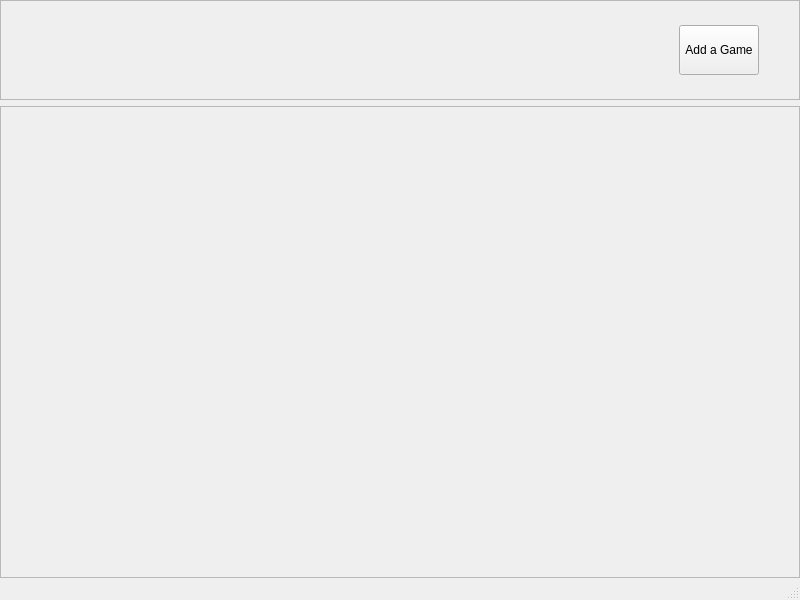
Dotzin/DotLauncher_, file dotLauncher.ui: the form before one commit.
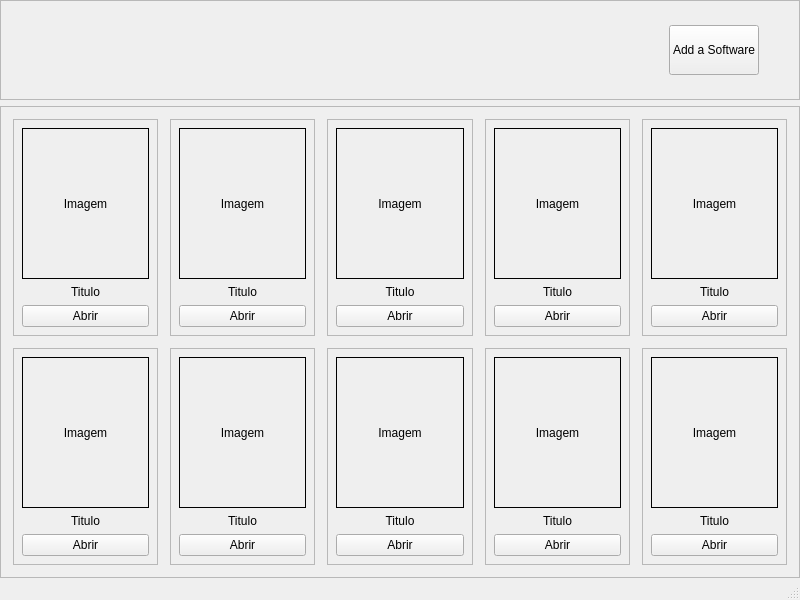
The form after the commit.

Commit message: feat: Ui Placeholders, relabelled "add game"  button to "add software"

```diff
--- a/dotLauncher.ui
+++ b/dotLauncher.ui
@@ -94,7 +94,7 @@
           </size>
          </property>
          <property name="text">
-          <string>Add a Game</string>
+          <string>Add a Software</string>
          </property>
         </widget>
        </item>
@@ -119,12 +119,1005 @@
     </item>
     <item>
      <widget class="QFrame" name="frame_2">
+      <property name="sizePolicy">
+       <sizepolicy hsizetype="Preferred" vsizetype="Expanding">
+        <horstretch>0</horstretch>
+        <verstretch>0</verstretch>
+       </sizepolicy>
+      </property>
       <property name="frameShape">
        <enum>QFrame::Shape::StyledPanel</enum>
       </property>
       <property name="frameShadow">
        <enum>QFrame::Shadow::Raised</enum>
       </property>
+      <layout class="QVBoxLayout" name="verticalLayout_2">
+       <property name="leftMargin">
+        <number>0</number>
+       </property>
+       <property name="topMargin">
+        <number>0</number>
+       </property>
+       <property name="rightMargin">
+        <number>0</number>
+       </property>
+       <property name="bottomMargin">
+        <number>0</number>
+       </property>
+       <item>
+        <widget class="QScrollArea" name="scrollArea">
+         <property name="frameShape">
+          <enum>QFrame::Shape::NoFrame</enum>
+         </property>
+         <property name="widgetResizable">
+          <bool>true</bool>
+         </property>
+         <property name="horizontalScrollBarPolicy">
+          <enum>Qt::ScrollBarPolicy::ScrollBarAlwaysOff</enum>
+         </property>
+         <property name="verticalScrollBarPolicy">
+          <enum>Qt::ScrollBarPolicy::ScrollBarAsNeeded</enum>
+         </property>
+         <widget class="QWidget" name="scrollAreaWidgetContents">
+          <property name="geometry">
+           <rect>
+            <x>0</x>
+            <y>0</y>
+            <width>772</width>
+            <height>436</height>
+           </rect>
+          </property>
+          <layout class="QGridLayout" name="gridLayout" rowstretch="1,1" columnstretch="1,1,1,1,1">
+           <property name="leftMargin">
+            <number>12</number>
+           </property>
+           <property name="topMargin">
+            <number>12</number>
+           </property>
+           <property name="rightMargin">
+            <number>12</number>
+           </property>
+           <property name="bottomMargin">
+            <number>12</number>
+           </property>
+           <property name="spacing">
+            <number>12</number>
+           </property>
+           <item row="0" column="0">
+            <widget class="QFrame" name="placeholderFrame_1">
+             <property name="sizePolicy">
+              <sizepolicy hsizetype="Expanding" vsizetype="Expanding">
+               <horstretch>0</horstretch>
+               <verstretch>0</verstretch>
+              </sizepolicy>
+             </property>
+             <property name="minimumSize">
+              <size>
+               <width>140</width>
+               <height>200</height>
+              </size>
+             </property>
+             <property name="frameShape">
+              <enum>QFrame::Shape::StyledPanel</enum>
+             </property>
+             <property name="frameShadow">
+              <enum>QFrame::Shadow::Raised</enum>
+             </property>
+             <layout class="QVBoxLayout" name="placeholderLayout_1">
+              <property name="spacing">
+               <number>6</number>
+              </property>
+              <property name="leftMargin">
+               <number>8</number>
+              </property>
+              <property name="topMargin">
+               <number>8</number>
+              </property>
+              <property name="rightMargin">
+               <number>8</number>
+              </property>
+              <property name="bottomMargin">
+               <number>8</number>
+              </property>
+              <item>
+               <widget class="QLabel" name="placeholderImage_1">
+
+                <property name="sizePolicy">
+
+                 <sizepolicy hsizetype="Expanding" vsizetype="Expanding">
+
+                  <horstretch>0</horstretch>
+
+                  <verstretch>0</verstretch>
+
+                 </sizepolicy>
+
+                </property>
+
+                <property name="scaledContents">
+
+                 <bool>true</bool>
+
+                </property>
+                <property name="minimumSize">
+                <size>
+                <width>120</width>
+                <height>120</height>
+                </size>
+                </property>
+                <property name="frameShape">
+                <enum>QFrame::Shape::Box</enum>
+                </property>
+                <property name="text">
+                <string>Imagem</string>
+                </property>
+                <property name="alignment">
+                <set>Qt::AlignmentFlag::AlignCenter</set>
+                </property>
+               </widget>
+              </item>
+              <item>
+               <widget class="QLabel" name="placeholderTitle_1">
+                <property name="text">
+                <string>Titulo</string>
+                </property>
+                <property name="alignment">
+                <set>Qt::AlignmentFlag::AlignCenter</set>
+                </property>
+               </widget>
+              </item>
+              <item>
+               <widget class="QPushButton" name="placeholderOpenButton_1">
+                <property name="text">
+                <string>Abrir</string>
+                </property>
+               </widget>
+              </item>
+             </layout>
+            </widget>
+           </item>
+           <item row="0" column="1">
+            <widget class="QFrame" name="placeholderFrame_2">
+             <property name="sizePolicy">
+              <sizepolicy hsizetype="Expanding" vsizetype="Expanding">
+               <horstretch>0</horstretch>
+               <verstretch>0</verstretch>
+              </sizepolicy>
+             </property>
+             <property name="minimumSize">
+              <size>
+               <width>140</width>
+               <height>200</height>
+              </size>
+             </property>
+             <property name="frameShape">
+              <enum>QFrame::Shape::StyledPanel</enum>
+             </property>
+             <property name="frameShadow">
+              <enum>QFrame::Shadow::Raised</enum>
+             </property>
+             <layout class="QVBoxLayout" name="placeholderLayout_2">
+              <property name="spacing">
+               <number>6</number>
+              </property>
+              <property name="leftMargin">
+               <number>8</number>
+              </property>
+              <property name="topMargin">
+               <number>8</number>
+              </property>
+              <property name="rightMargin">
+               <number>8</number>
+              </property>
+              <property name="bottomMargin">
+               <number>8</number>
+              </property>
+              <item>
+               <widget class="QLabel" name="placeholderImage_2">
+
+                <property name="sizePolicy">
+
+                 <sizepolicy hsizetype="Expanding" vsizetype="Expanding">
+
+                  <horstretch>0</horstretch>
+
+                  <verstretch>0</verstretch>
+
+                 </sizepolicy>
+
+                </property>
+
+                <property name="scaledContents">
+
+                 <bool>true</bool>
+
+                </property>
+                <property name="minimumSize">
+                <size>
+                <width>120</width>
+                <height>120</height>
+                </size>
+                </property>
+                <property name="frameShape">
+                <enum>QFrame::Shape::Box</enum>
+                </property>
+                <property name="text">
+                <string>Imagem</string>
+                </property>
+                <property name="alignment">
+                <set>Qt::AlignmentFlag::AlignCenter</set>
+                </property>
+               </widget>
+              </item>
+              <item>
+               <widget class="QLabel" name="placeholderTitle_2">
+                <property name="text">
+                <string>Titulo</string>
+                </property>
+                <property name="alignment">
+                <set>Qt::AlignmentFlag::AlignCenter</set>
+                </property>
+               </widget>
+              </item>
+              <item>
+               <widget class="QPushButton" name="placeholderOpenButton_2">
+                <property name="text">
+                <string>Abrir</string>
+                </property>
+               </widget>
+              </item>
+             </layout>
+            </widget>
+           </item>
+           <item row="0" column="2">
+            <widget class="QFrame" name="placeholderFrame_3">
+             <property name="sizePolicy">
+              <sizepolicy hsizetype="Expanding" vsizetype="Expanding">
+               <horstretch>0</horstretch>
+               <verstretch>0</verstretch>
+              </sizepolicy>
+             </property>
+             <property name="minimumSize">
+              <size>
+               <width>140</width>
+               <height>200</height>
+              </size>
+             </property>
+             <property name="frameShape">
+              <enum>QFrame::Shape::StyledPanel</enum>
+             </property>
+             <property name="frameShadow">
+              <enum>QFrame::Shadow::Raised</enum>
+             </property>
+             <layout class="QVBoxLayout" name="placeholderLayout_3">
+              <property name="spacing">
+               <number>6</number>
+              </property>
+              <property name="leftMargin">
+               <number>8</number>
+              </property>
+              <property name="topMargin">
+               <number>8</number>
+              </property>
+              <property name="rightMargin">
+               <number>8</number>
+              </property>
+              <property name="bottomMargin">
+               <number>8</number>
+              </property>
+              <item>
+               <widget class="QLabel" name="placeholderImage_3">
+
+                <property name="sizePolicy">
+
+                 <sizepolicy hsizetype="Expanding" vsizetype="Expanding">
+
+                  <horstretch>0</horstretch>
+
+                  <verstretch>0</verstretch>
+
+                 </sizepolicy>
+
+                </property>
+
+                <property name="scaledContents">
+
+                 <bool>true</bool>
+
+                </property>
+                <property name="minimumSize">
+                <size>
+                <width>120</width>
+                <height>120</height>
+                </size>
+                </property>
+                <property name="frameShape">
+                <enum>QFrame::Shape::Box</enum>
+                </property>
+                <property name="text">
+                <string>Imagem</string>
+                </property>
+                <property name="alignment">
+                <set>Qt::AlignmentFlag::AlignCenter</set>
+                </property>
+               </widget>
+              </item>
+              <item>
+               <widget class="QLabel" name="placeholderTitle_3">
+                <property name="text">
+                <string>Titulo</string>
+                </property>
+                <property name="alignment">
+                <set>Qt::AlignmentFlag::AlignCenter</set>
+                </property>
+               </widget>
+              </item>
+              <item>
+               <widget class="QPushButton" name="placeholderOpenButton_3">
+                <property name="text">
+                <string>Abrir</string>
+                </property>
+               </widget>
+              </item>
+             </layout>
+            </widget>
+           </item>
+           <item row="0" column="3">
+            <widget class="QFrame" name="placeholderFrame_4">
+             <property name="sizePolicy">
+              <sizepolicy hsizetype="Expanding" vsizetype="Expanding">
+               <horstretch>0</horstretch>
+               <verstretch>0</verstretch>
+              </sizepolicy>
+             </property>
+             <property name="minimumSize">
+              <size>
+               <width>140</width>
+               <height>200</height>
+              </size>
+             </property>
+             <property name="frameShape">
+              <enum>QFrame::Shape::StyledPanel</enum>
+             </property>
+             <property name="frameShadow">
+              <enum>QFrame::Shadow::Raised</enum>
+             </property>
+             <layout class="QVBoxLayout" name="placeholderLayout_4">
+              <property name="spacing">
+               <number>6</number>
+              </property>
+              <property name="leftMargin">
+               <number>8</number>
+              </property>
+              <property name="topMargin">
+               <number>8</number>
+              </property>
+              <property name="rightMargin">
+               <number>8</number>
+              </property>
+              <property name="bottomMargin">
+               <number>8</number>
+              </property>
+              <item>
+               <widget class="QLabel" name="placeholderImage_4">
+
+                <property name="sizePolicy">
+
+                 <sizepolicy hsizetype="Expanding" vsizetype="Expanding">
+
+                  <horstretch>0</horstretch>
+
+                  <verstretch>0</verstretch>
+
+                 </sizepolicy>
+
+                </property>
+
+                <property name="scaledContents">
+
+                 <bool>true</bool>
+
+                </property>
+                <property name="minimumSize">
+                <size>
+                <width>120</width>
+                <height>120</height>
+                </size>
+                </property>
+                <property name="frameShape">
+                <enum>QFrame::Shape::Box</enum>
+                </property>
+                <property name="text">
+                <string>Imagem</string>
+                </property>
+                <property name="alignment">
+                <set>Qt::AlignmentFlag::AlignCenter</set>
+                </property>
+               </widget>
+              </item>
+              <item>
+               <widget class="QLabel" name="placeholderTitle_4">
+                <property name="text">
+                <string>Titulo</string>
+                </property>
+                <property name="alignment">
+                <set>Qt::AlignmentFlag::AlignCenter</set>
+                </property>
+               </widget>
+              </item>
+              <item>
+               <widget class="QPushButton" name="placeholderOpenButton_4">
+                <property name="text">
+                <string>Abrir</string>
+                </property>
+               </widget>
+              </item>
+             </layout>
+            </widget>
+           </item>
+           <item row="0" column="4">
+            <widget class="QFrame" name="placeholderFrame_5">
+             <property name="sizePolicy">
+              <sizepolicy hsizetype="Expanding" vsizetype="Expanding">
+               <horstretch>0</horstretch>
+               <verstretch>0</verstretch>
+              </sizepolicy>
+             </property>
+             <property name="minimumSize">
+              <size>
+               <width>140</width>
+               <height>200</height>
+              </size>
+             </property>
+             <property name="frameShape">
+              <enum>QFrame::Shape::StyledPanel</enum>
+             </property>
+             <property name="frameShadow">
+              <enum>QFrame::Shadow::Raised</enum>
+             </property>
+             <layout class="QVBoxLayout" name="placeholderLayout_5">
+              <property name="spacing">
+               <number>6</number>
+              </property>
+              <property name="leftMargin">
+               <number>8</number>
+              </property>
+              <property name="topMargin">
+               <number>8</number>
+              </property>
+              <property name="rightMargin">
+               <number>8</number>
+              </property>
+              <property name="bottomMargin">
+               <number>8</number>
+              </property>
+              <item>
+               <widget class="QLabel" name="placeholderImage_5">
+
+                <property name="sizePolicy">
+
+                 <sizepolicy hsizetype="Expanding" vsizetype="Expanding">
+
+                  <horstretch>0</horstretch>
+
+                  <verstretch>0</verstretch>
+
+                 </sizepolicy>
+
+                </property>
+
+                <property name="scaledContents">
+
+                 <bool>true</bool>
+
+                </property>
+                <property name="minimumSize">
+                <size>
+                <width>120</width>
+                <height>120</height>
+                </size>
+                </property>
+                <property name="frameShape">
+                <enum>QFrame::Shape::Box</enum>
+                </property>
+                <property name="text">
+                <string>Imagem</string>
+                </property>
+                <property name="alignment">
+                <set>Qt::AlignmentFlag::AlignCenter</set>
+                </property>
+               </widget>
+              </item>
+              <item>
+               <widget class="QLabel" name="placeholderTitle_5">
+                <property name="text">
+                <string>Titulo</string>
+                </property>
+                <property name="alignment">
+                <set>Qt::AlignmentFlag::AlignCenter</set>
+                </property>
+               </widget>
+              </item>
+              <item>
+               <widget class="QPushButton" name="placeholderOpenButton_5">
+                <property name="text">
+                <string>Abrir</string>
+                </property>
+               </widget>
+              </item>
+             </layout>
+            </widget>
+           </item>
+           <item row="1" column="0">
+            <widget class="QFrame" name="placeholderFrame_6">
+             <property name="sizePolicy">
+              <sizepolicy hsizetype="Expanding" vsizetype="Expanding">
+               <horstretch>0</horstretch>
+               <verstretch>0</verstretch>
+              </sizepolicy>
+             </property>
+             <property name="minimumSize">
+              <size>
+               <width>140</width>
+               <height>200</height>
+              </size>
+             </property>
+             <property name="frameShape">
+              <enum>QFrame::Shape::StyledPanel</enum>
+             </property>
+             <property name="frameShadow">
+              <enum>QFrame::Shadow::Raised</enum>
+             </property>
+             <layout class="QVBoxLayout" name="placeholderLayout_6">
+              <property name="spacing">
+               <number>6</number>
+              </property>
+              <property name="leftMargin">
+               <number>8</number>
+              </property>
+              <property name="topMargin">
+               <number>8</number>
+              </property>
+              <property name="rightMargin">
+               <number>8</number>
+              </property>
+              <property name="bottomMargin">
+               <number>8</number>
+              </property>
+              <item>
+               <widget class="QLabel" name="placeholderImage_6">
+
+                <property name="sizePolicy">
+
+                 <sizepolicy hsizetype="Expanding" vsizetype="Expanding">
+
+                  <horstretch>0</horstretch>
+
+                  <verstretch>0</verstretch>
+
+                 </sizepolicy>
+
+                </property>
+
+                <property name="scaledContents">
+
+                 <bool>true</bool>
+
+                </property>
+                <property name="minimumSize">
+                <size>
+                <width>120</width>
+                <height>120</height>
+                </size>
+                </property>
+                <property name="frameShape">
+                <enum>QFrame::Shape::Box</enum>
+                </property>
+                <property name="text">
+                <string>Imagem</string>
+                </property>
+                <property name="alignment">
+                <set>Qt::AlignmentFlag::AlignCenter</set>
+                </property>
+               </widget>
+              </item>
+              <item>
+               <widget class="QLabel" name="placeholderTitle_6">
+                <property name="text">
+                <string>Titulo</string>
+                </property>
+                <property name="alignment">
+                <set>Qt::AlignmentFlag::AlignCenter</set>
+                </property>
+               </widget>
+              </item>
+              <item>
+               <widget class="QPushButton" name="placeholderOpenButton_6">
+                <property name="text">
+                <string>Abrir</string>
+                </property>
+               </widget>
+              </item>
+             </layout>
+            </widget>
+           </item>
+           <item row="1" column="1">
+            <widget class="QFrame" name="placeholderFrame_7">
+             <property name="sizePolicy">
+              <sizepolicy hsizetype="Expanding" vsizetype="Expanding">
+               <horstretch>0</horstretch>
+               <verstretch>0</verstretch>
+              </sizepolicy>
+             </property>
+             <property name="minimumSize">
+              <size>
+               <width>140</width>
+               <height>200</height>
+              </size>
+             </property>
+             <property name="frameShape">
+              <enum>QFrame::Shape::StyledPanel</enum>
+             </property>
+             <property name="frameShadow">
+              <enum>QFrame::Shadow::Raised</enum>
+             </property>
+             <layout class="QVBoxLayout" name="placeholderLayout_7">
+              <property name="spacing">
+               <number>6</number>
+              </property>
+              <property name="leftMargin">
+               <number>8</number>
+              </property>
+              <property name="topMargin">
+               <number>8</number>
+              </property>
+              <property name="rightMargin">
+               <number>8</number>
+              </property>
+              <property name="bottomMargin">
+               <number>8</number>
+              </property>
+              <item>
+               <widget class="QLabel" name="placeholderImage_7">
+
+                <property name="sizePolicy">
+
+                 <sizepolicy hsizetype="Expanding" vsizetype="Expanding">
+
+                  <horstretch>0</horstretch>
+
+                  <verstretch>0</verstretch>
+
+                 </sizepolicy>
+
+                </property>
+
+                <property name="scaledContents">
+
+                 <bool>true</bool>
+
+                </property>
+                <property name="minimumSize">
+                <size>
+                <width>120</width>
+                <height>120</height>
+                </size>
+                </property>
+                <property name="frameShape">
+                <enum>QFrame::Shape::Box</enum>
+                </property>
+                <property name="text">
+                <string>Imagem</string>
+                </property>
+                <property name="alignment">
+                <set>Qt::AlignmentFlag::AlignCenter</set>
+                </property>
+               </widget>
+              </item>
+              <item>
+               <widget class="QLabel" name="placeholderTitle_7">
+                <property name="text">
+                <string>Titulo</string>
+                </property>
+                <property name="alignment">
+                <set>Qt::AlignmentFlag::AlignCenter</set>
+                </property>
+               </widget>
+              </item>
+              <item>
+               <widget class="QPushButton" name="placeholderOpenButton_7">
+                <property name="text">
+                <string>Abrir</string>
+                </property>
+               </widget>
+              </item>
+             </layout>
+            </widget>
+           </item>
+           <item row="1" column="2">
+            <widget class="QFrame" name="placeholderFrame_8">
+             <property name="sizePolicy">
+              <sizepolicy hsizetype="Expanding" vsizetype="Expanding">
+               <horstretch>0</horstretch>
+               <verstretch>0</verstretch>
+              </sizepolicy>
+             </property>
+             <property name="minimumSize">
+              <size>
+               <width>140</width>
+               <height>200</height>
+              </size>
+             </property>
+             <property name="frameShape">
+              <enum>QFrame::Shape::StyledPanel</enum>
+             </property>
+             <property name="frameShadow">
+              <enum>QFrame::Shadow::Raised</enum>
+             </property>
+             <layout class="QVBoxLayout" name="placeholderLayout_8">
+              <property name="spacing">
+               <number>6</number>
+              </property>
+              <property name="leftMargin">
+               <number>8</number>
+              </property>
+              <property name="topMargin">
+               <number>8</number>
+              </property>
+              <property name="rightMargin">
+               <number>8</number>
+              </property>
+              <property name="bottomMargin">
+               <number>8</number>
+              </property>
+              <item>
+               <widget class="QLabel" name="placeholderImage_8">
+
+                <property name="sizePolicy">
+
+                 <sizepolicy hsizetype="Expanding" vsizetype="Expanding">
+
+                  <horstretch>0</horstretch>
+
+                  <verstretch>0</verstretch>
+
+                 </sizepolicy>
+
+                </property>
+
+                <property name="scaledContents">
+
+                 <bool>true</bool>
+
+                </property>
+                <property name="minimumSize">
+                <size>
+                <width>120</width>
+                <height>120</height>
+                </size>
+                </property>
+                <property name="frameShape">
+                <enum>QFrame::Shape::Box</enum>
+                </property>
+                <property name="text">
+                <string>Imagem</string>
+                </property>
+                <property name="alignment">
+                <set>Qt::AlignmentFlag::AlignCenter</set>
+                </property>
+               </widget>
+              </item>
+              <item>
+               <widget class="QLabel" name="placeholderTitle_8">
+                <property name="text">
+                <string>Titulo</string>
+                </property>
+                <property name="alignment">
+                <set>Qt::AlignmentFlag::AlignCenter</set>
+                </property>
+               </widget>
+              </item>
+              <item>
+               <widget class="QPushButton" name="placeholderOpenButton_8">
+                <property name="text">
+                <string>Abrir</string>
+                </property>
+               </widget>
+              </item>
+             </layout>
+            </widget>
+           </item>
+           <item row="1" column="3">
+            <widget class="QFrame" name="placeholderFrame_9">
+             <property name="sizePolicy">
+              <sizepolicy hsizetype="Expanding" vsizetype="Expanding">
+               <horstretch>0</horstretch>
+               <verstretch>0</verstretch>
+              </sizepolicy>
+             </property>
+             <property name="minimumSize">
+              <size>
+               <width>140</width>
+               <height>200</height>
+              </size>
+             </property>
+             <property name="frameShape">
+              <enum>QFrame::Shape::StyledPanel</enum>
+             </property>
+             <property name="frameShadow">
+              <enum>QFrame::Shadow::Raised</enum>
+             </property>
+             <layout class="QVBoxLayout" name="placeholderLayout_9">
+              <property name="spacing">
+               <number>6</number>
+              </property>
+              <property name="leftMargin">
+               <number>8</number>
+              </property>
+              <property name="topMargin">
+               <number>8</number>
+              </property>
+              <property name="rightMargin">
+               <number>8</number>
+              </property>
+              <property name="bottomMargin">
+               <number>8</number>
+              </property>
+              <item>
+               <widget class="QLabel" name="placeholderImage_9">
+
+                <property name="sizePolicy">
+
+                 <sizepolicy hsizetype="Expanding" vsizetype="Expanding">
+
+                  <horstretch>0</horstretch>
+
+                  <verstretch>0</verstretch>
+
+                 </sizepolicy>
+
+                </property>
+
+                <property name="scaledContents">
+
+                 <bool>true</bool>
+
+                </property>
+                <property name="minimumSize">
+                <size>
+                <width>120</width>
+                <height>120</height>
+                </size>
+                </property>
+                <property name="frameShape">
+                <enum>QFrame::Shape::Box</enum>
+                </property>
+                <property name="text">
+                <string>Imagem</string>
+                </property>
+                <property name="alignment">
+                <set>Qt::AlignmentFlag::AlignCenter</set>
+                </property>
+               </widget>
+              </item>
+              <item>
+               <widget class="QLabel" name="placeholderTitle_9">
+                <property name="text">
+                <string>Titulo</string>
+                </property>
+                <property name="alignment">
+                <set>Qt::AlignmentFlag::AlignCenter</set>
+                </property>
+               </widget>
+              </item>
+              <item>
+               <widget class="QPushButton" name="placeholderOpenButton_9">
+                <property name="text">
+                <string>Abrir</string>
+                </property>
+               </widget>
+              </item>
+             </layout>
+            </widget>
+           </item>
+           <item row="1" column="4">
+            <widget class="QFrame" name="placeholderFrame_10">
+             <property name="sizePolicy">
+              <sizepolicy hsizetype="Expanding" vsizetype="Expanding">
+               <horstretch>0</horstretch>
+               <verstretch>0</verstretch>
+              </sizepolicy>
+             </property>
+             <property name="minimumSize">
+              <size>
+               <width>140</width>
+               <height>200</height>
+              </size>
+             </property>
+             <property name="frameShape">
+              <enum>QFrame::Shape::StyledPanel</enum>
+             </property>
+             <property name="frameShadow">
+              <enum>QFrame::Shadow::Raised</enum>
+             </property>
+             <layout class="QVBoxLayout" name="placeholderLayout_10">
+              <property name="spacing">
+               <number>6</number>
+              </property>
+              <property name="leftMargin">
+               <number>8</number>
+              </property>
+              <property name="topMargin">
+               <number>8</number>
+              </property>
+              <property name="rightMargin">
+               <number>8</number>
+              </property>
+              <property name="bottomMargin">
+               <number>8</number>
+              </property>
+              <item>
+               <widget class="QLabel" name="placeholderImage_10">
+
+                <property name="sizePolicy">
+
+                 <sizepolicy hsizetype="Expanding" vsizetype="Expanding">
+
+                  <horstretch>0</horstretch>
+
+                  <verstretch>0</verstretch>
+
+                 </sizepolicy>
+
+                </property>
+
+                <property name="scaledContents">
+
+                 <bool>true</bool>
+
+                </property>
+                <property name="minimumSize">
+                <size>
+                <width>120</width>
+                <height>120</height>
+                </size>
+                </property>
+                <property name="frameShape">
+                <enum>QFrame::Shape::Box</enum>
+                </property>
+                <property name="text">
+                <string>Imagem</string>
+                </property>
+                <property name="alignment">
+                <set>Qt::AlignmentFlag::AlignCenter</set>
+                </property>
+               </widget>
+              </item>
+              <item>
+               <widget class="QLabel" name="placeholderTitle_10">
+                <property name="text">
+                <string>Titulo</string>
+                </property>
+                <property name="alignment">
+                <set>Qt::AlignmentFlag::AlignCenter</set>
+                </property>
+               </widget>
+              </item>
+              <item>
+               <widget class="QPushButton" name="placeholderOpenButton_10">
+                <property name="text">
+                <string>Abrir</string>
+                </property>
+               </widget>
+              </item>
+             </layout>
+            </widget>
+           </item>
+          </layout>
+         </widget>
+        </widget>
+       </item>
+      </layout>
      </widget>
     </item>
    </layout>
```
Left out of the diff: 1 changed line with no effect on the pictures.
